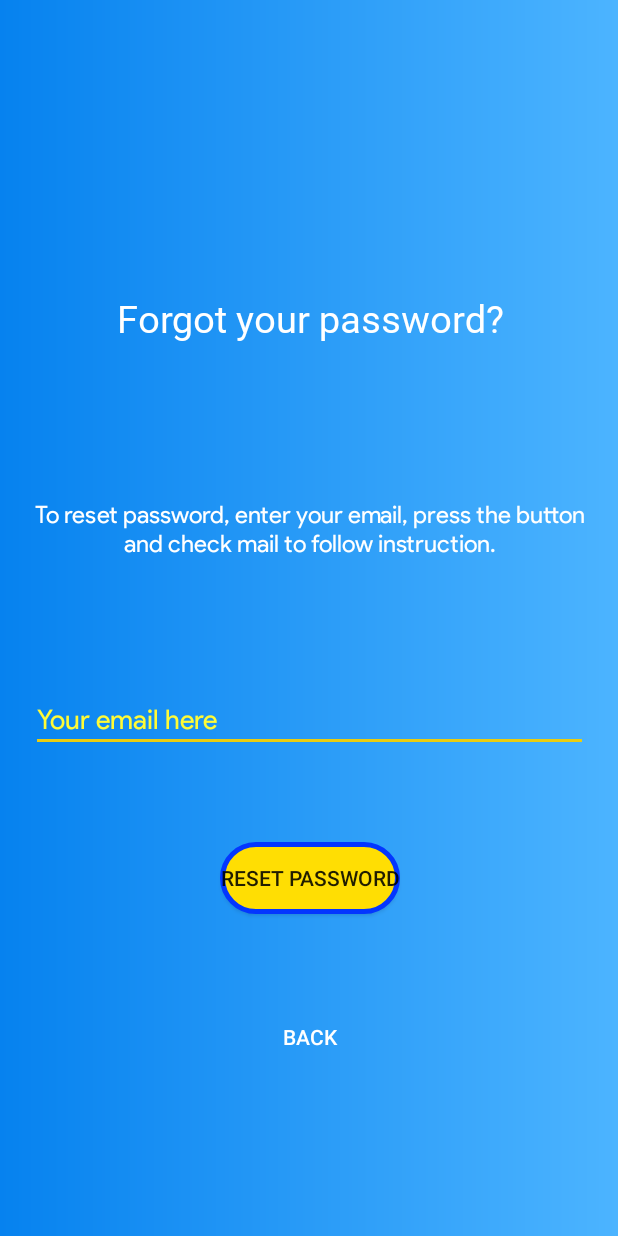
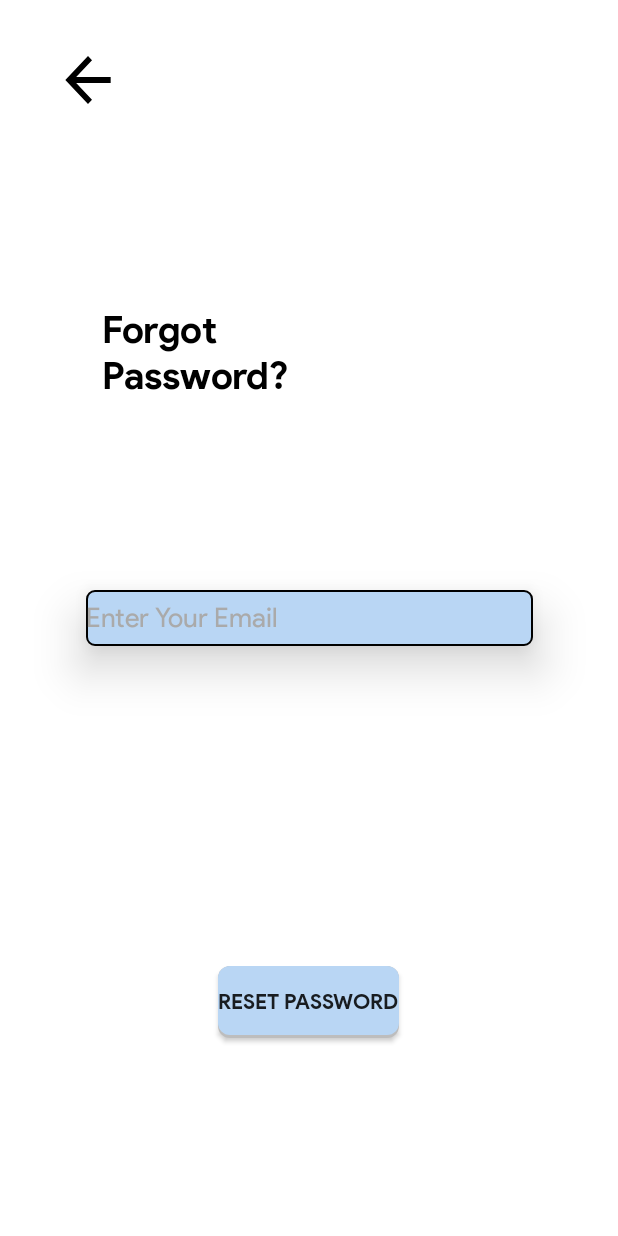
Before and after one commit to the-rebooted-coder/GAIL-Officer-s-Association, an Android app: the ResetPassword screen opened directly, with no data from a screen before it, on a phone screen of 412 x 824 dp. Run offline under Robolectric (Android 15) with nearby library versions, the phone set to English and light mode, and no system bars; our stand-ins replace Firebase (no records; nobody signed in at launch, a user with empty details on screens opened directly).

Commit message:
Forgot Password Activity Redesigned

```diff
--- a/app/src/main/java/com/aaxena/gailofficersassociation/Email.java
+++ b/app/src/main/java/com/aaxena/gailofficersassociation/Email.java
@@ -153,7 +153,7 @@ public class Email extends AppCompatActivity {
             // email is not verified, so just prompt the message to the user and restart this activity.
             // NOTE: don't forget to log out the user.
             FirebaseAuth.getInstance().signOut();
-            Toast.makeText(Email.this, "Email Not Verified!", Toast.LENGTH_SHORT).show();
+            Toast.makeText(Email.this, "Email Not Yet Verified!", Toast.LENGTH_SHORT).show();
             //restart this activity
 
         }
--- a/app/src/main/java/com/aaxena/gailofficersassociation/ResetPassword.java
+++ b/app/src/main/java/com/aaxena/gailofficersassociation/ResetPassword.java
@@ -1,5 +1,6 @@
 package com.aaxena.gailofficersassociation;
 
+import android.content.Intent;
 import android.os.Bundle;
 import android.text.TextUtils;
 import android.view.View;
@@ -24,8 +25,8 @@ public class ResetPassword extends AppCompatActivity {
     @Override
     protected void onCreate(Bundle savedInstanceState) {
         super.onCreate(savedInstanceState);
+        overridePendingTransition(android.R.anim.fade_in, android.R.anim.fade_out);
         setContentView(R.layout.activity_reset_password);
-        getWindow().setFlags(WindowManager.LayoutParams.FLAG_FULLSCREEN, WindowManager.LayoutParams.FLAG_FULLSCREEN);
         edtEmail = findViewById(R.id.edt_reset_email);
         btnResetPassword = findViewById(R.id.btn_reset_password);
         btnBack = findViewById(R.id.btn_back);
@@ -60,9 +61,17 @@ public class ResetPassword extends AppCompatActivity {
         btnBack.setOnClickListener(new View.OnClickListener() {
             @Override
             public void onClick(View v) {
+                Intent intent = new Intent(ResetPassword.this, Email.class);
+                startActivity(intent);
                 finish();
             }
         });
     }
 
+    @Override
+    public void onBackPressed() {
+        super.onBackPressed();
+        Intent intent = new Intent(ResetPassword.this, Email.class);
+        startActivity(intent);
+    }
 }
--- /dev/null
+++ b/app/src/main/res/drawable/back_button.xml
@@ -0,0 +1,9 @@
+<vector xmlns:android="http://schemas.android.com/apk/res/android"
+        android:width="24dp"
+        android:height="24dp"
+        android:viewportWidth="24.0"
+        android:viewportHeight="24.0">
+    <path
+        android:fillColor="#FF000000"
+        android:pathData="M20,11H7.83l5.59,-5.59L12,4l-8,8 8,8 1.41,-1.41L7.83,13H20v-2z"/>
+</vector>
--- a/app/src/main/res/layout/activity_email.xml
+++ b/app/src/main/res/layout/activity_email.xml
@@ -21,7 +21,7 @@
         android:importantForAutofill="no"
         android:inputType="textEmailAddress"
         android:textColor="#000"
-        android:textColorHint="@color/common_google_signin_btn_text_dark_pressed"
+        android:textColorHint="@android:color/darker_gray"
         app:layout_constraintBottom_toBottomOf="parent"
         app:layout_constraintEnd_toEndOf="parent"
         app:layout_constraintStart_toStartOf="parent"
@@ -41,7 +41,7 @@
         android:importantForAutofill="no"
         android:inputType="textPassword"
         android:textColor="#000"
-        android:textColorHint="@color/cardview_light_background"
+        android:textColorHint="@android:color/darker_gray"
         app:layout_constraintBottom_toBottomOf="parent"
         app:layout_constraintEnd_toEndOf="parent"
         app:layout_constraintStart_toStartOf="parent"
--- a/app/src/main/res/layout/activity_reset_password.xml
+++ b/app/src/main/res/layout/activity_reset_password.xml
@@ -1,87 +1,81 @@
 <?xml version="1.0" encoding="utf-8"?>
 <androidx.constraintlayout.widget.ConstraintLayout xmlns:android="http://schemas.android.com/apk/res/android"
     xmlns:app="http://schemas.android.com/apk/res-auto"
+    xmlns:tools="http://schemas.android.com/tools"
     android:id="@+id/reset_password_layout"
     android:layout_width="match_parent"
     android:layout_height="match_parent"
-    android:background="@drawable/color2"
+    android:background="@android:color/white"
     android:gravity="center_horizontal">
 
     <TextView
         android:id="@+id/textView10"
-        android:layout_width="wrap_content"
-        android:layout_height="wrap_content"
-        android:layout_marginStart="77dp"
-        android:layout_marginEnd="76dp"
-        android:fontFamily="@font/light"
+        android:layout_width="182dp"
+        android:layout_height="84dp"
+        android:layout_marginStart="57dp"
+        android:layout_marginTop="95dp"
+        android:layout_marginEnd="172dp"
+        android:layout_marginBottom="94dp"
+        android:fontFamily="@font/productsansbold"
         android:padding="10dp"
         android:text="@string/forgot_your_password"
-        android:textColor="@color/common_google_signin_btn_text_dark_default"
+        android:textAlignment="textStart"
+        android:textColor="@android:color/black"
         android:textColorHighlight="@color/common_google_signin_btn_text_dark_pressed"
         android:textSize="25sp"
-        app:layout_constraintBottom_toBottomOf="parent"
-        app:layout_constraintEnd_toEndOf="parent"
-        app:layout_constraintStart_toStartOf="@+id/textView13"
-        app:layout_constraintTop_toTopOf="parent"
-        app:layout_constraintVertical_bias="0.24000001" />
-
-    <TextView
-        android:id="@+id/textView13"
-        android:layout_width="wrap_content"
-        android:layout_height="wrap_content"
-        android:fontFamily="@font/productsans"
-        android:gravity="center_horizontal"
-        android:padding="10dp"
-        android:text="@string/to_reset_password_enter_your_email_press_the_button_and_check_mail_to_follow_instruction"
-        android:textColor="@color/common_google_signin_btn_text_dark_pressed"
-        android:textSize="16sp"
-        app:layout_constraintBottom_toBottomOf="parent"
+        app:layout_constraintBottom_toTopOf="@+id/edt_reset_email"
         app:layout_constraintEnd_toEndOf="parent"
         app:layout_constraintStart_toStartOf="parent"
-        app:layout_constraintTop_toBottomOf="@+id/textView10"
-        app:layout_constraintVertical_bias="0.16000003" />
+        app:layout_constraintTop_toBottomOf="@+id/btn_back" />
 
     <EditText
         android:id="@+id/edt_reset_email"
-        android:layout_width="371dp"
-        android:layout_height="wrap_content"
+        android:layout_width="298dp"
+        android:layout_height="37dp"
+        android:autofillHints=""
+        android:background="@drawable/rounded_edittext"
+        android:elevation="20dp"
         android:fontFamily="@font/productsans"
         android:hint="@string/your_email_here"
         android:inputType="textEmailAddress"
-        android:textColor="@color/common_google_signin_btn_text_dark_pressed"
-        android:textColorHint="@color/ic_launcher_background"
+        android:textColor="@android:color/black"
+        android:textColorHint="@android:color/darker_gray"
         android:textColorLink="@color/Yellow"
         app:layout_constraintBottom_toBottomOf="parent"
         app:layout_constraintEnd_toEndOf="parent"
         app:layout_constraintStart_toStartOf="parent"
-        app:layout_constraintTop_toBottomOf="@+id/textView13"
-        app:layout_constraintVertical_bias="0.19"
-        android:autofillHints="" />
+        app:layout_constraintTop_toTopOf="parent" />
 
     <Button
         android:id="@+id/btn_reset_password"
         android:layout_width="wrap_content"
         android:layout_height="wrap_content"
         android:layout_marginTop="10dp"
-        android:background="@drawable/rounded_button"
+        android:background="@drawable/default_button"
+        android:elevation="25dp"
+        android:fontFamily="@font/productsansbold"
         android:text="@string/reset_password"
         app:layout_constraintBottom_toBottomOf="parent"
         app:layout_constraintEnd_toEndOf="@+id/edt_reset_email"
+        app:layout_constraintHorizontal_bias="0.495"
         app:layout_constraintStart_toStartOf="@+id/edt_reset_email"
         app:layout_constraintTop_toBottomOf="@+id/edt_reset_email"
-        app:layout_constraintVertical_bias="0.19" />
+        app:layout_constraintVertical_bias="0.606" />
 
     <Button
         android:id="@+id/btn_back"
-        android:layout_width="wrap_content"
-        android:layout_height="wrap_content"
-        android:background="@null"
+        android:layout_width="45dp"
+        android:layout_height="48dp"
+        android:background="@android:color/transparent"
+        android:elevation="10dp"
+        android:foreground="@drawable/back_button"
         android:text="@string/back"
         android:textColor="@color/cardview_light_background"
         app:layout_constraintBottom_toBottomOf="parent"
         app:layout_constraintEnd_toEndOf="parent"
+        app:layout_constraintHorizontal_bias="0.099"
         app:layout_constraintStart_toStartOf="parent"
         app:layout_constraintTop_toTopOf="parent"
-        app:layout_constraintVertical_bias="0.86" />
+        app:layout_constraintVertical_bias="0.038" />
 
 </androidx.constraintlayout.widget.ConstraintLayout>
--- a/app/src/main/res/values/strings.xml
+++ b/app/src/main/res/values/strings.xml
@@ -117,10 +117,9 @@ contact us at goa.pataoffice@gmail.com.</string>
     <string name="change">Change</string>
     <string name="enter_the_new_name">Enter The New Name</string>
     <string name="forgot_password"><u>Forgot Password</u></string>
-    <string name="forgot_your_password">Forgot your password?</string>
+    <string name="forgot_your_password">Forgot Password?</string>
     <string name="back">BACK</string>
-    <string name="to_reset_password_enter_your_email_press_the_button_and_check_mail_to_follow_instruction">To reset password, enter your email, press the button and check mail to follow instruction.</string>
-    <string name="your_email_here">Your email here</string>
+    <string name="your_email_here">Enter Your Email</string>
     <string name="reset_password">Reset Password</string>
     <string name="enter_your_cpf_number">Enter CPF Number</string>
     <string name="_2_step_verification">2 Step Verification</string>
```
